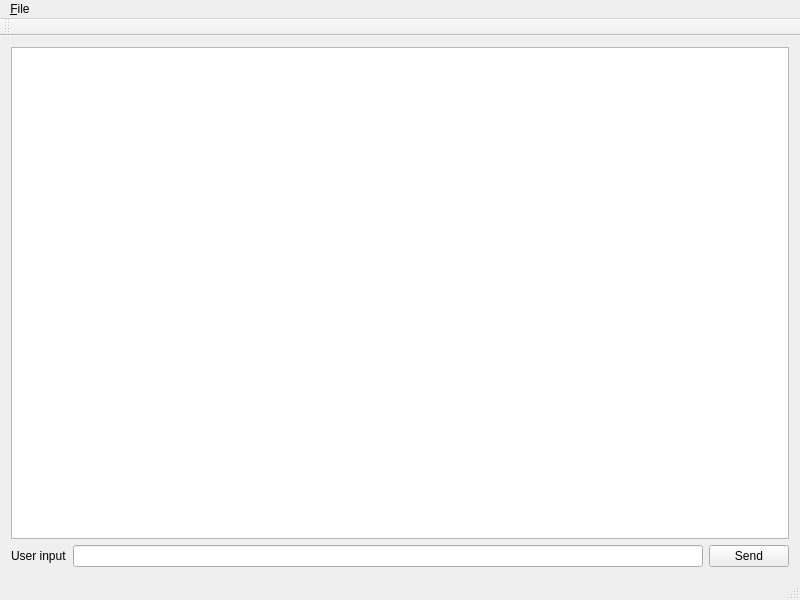
The window that mainwindow.ui (canvon/cvnirc-qt) describes before a commit, drawn with Qt 5.
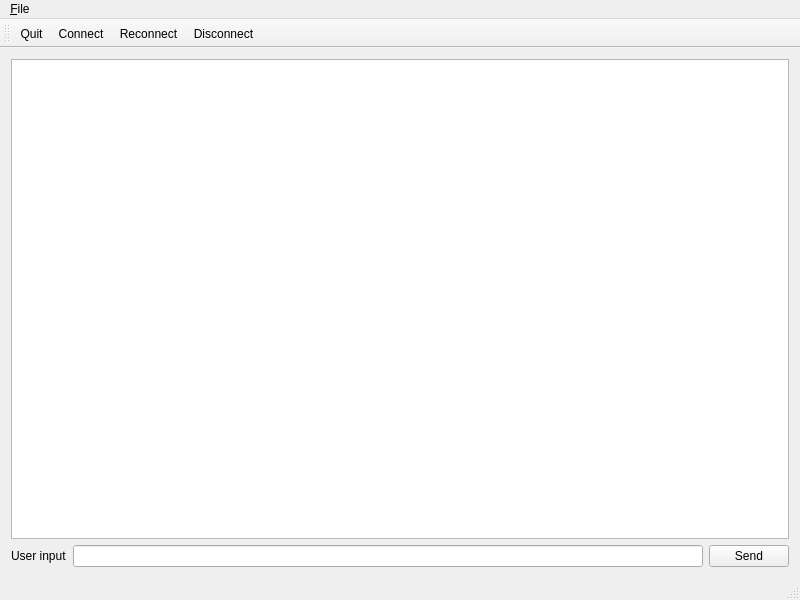
The same window after the commit. Icons and pictures are not drawn.

Commit message:
[cvnirc-qt] MainWindow: Add Toolbuttons that reconnect to / disconnect from IRC
Basic behaviour can be controlled via mouse, now.

* Use [1] to finally get default icons to use. Apparently, they have to
  be selected by typing in text from memory/specification. Choose
  default icons as best as would fit, but it's not perfect, yet...
* Connect action signals to previously prepared QObject IRC slots.
  A cast was necessary to select from one of multiple overloaded
  methods.

[1] https://specifications.freedesktop.org/icon-naming-spec/icon-naming-spec-latest.html

What changed in the file:
```diff
--- a/mainwindow.ui
+++ b/mainwindow.ui
@@ -80,6 +80,10 @@
    <attribute name="toolBarBreak">
     <bool>false</bool>
    </attribute>
+   <addaction name="action_Quit"/>
+   <addaction name="action_Connect"/>
+   <addaction name="action_Reconnect"/>
+   <addaction name="action_Disconnect"/>
   </widget>
   <widget class="QStatusBar" name="statusBar"/>
   <action name="action_Quit">
@@ -95,6 +99,22 @@
     <string>&amp;Connect</string>
    </property>
   </action>
+  <action name="action_Reconnect">
+   <property name="icon">
+    <iconset theme="network-transmit-receive"/>
+   </property>
+   <property name="text">
+    <string>&amp;Reconnect</string>
+   </property>
+  </action>
+  <action name="action_Disconnect">
+   <property name="icon">
+    <iconset theme="process-stop"/>
+   </property>
+   <property name="text">
+    <string>&amp;Disconnect</string>
+   </property>
+  </action>
  </widget>
  <layoutdefault spacing="6" margin="11"/>
  <resources/>
```
Left out of the diff: 8 changed lines with no effect on the pictures. The commit also changes 1 other file.
